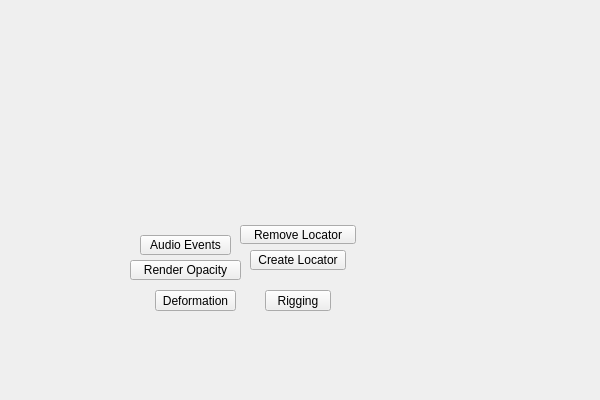
Before: the Qt Designer form tentacle/ui/rigging#submenu.ui in m3trik/tentacle, drawn with Qt 5; both pictures show x 0 to 600 and y 0 to 400 of the 600 by 600 pixel window.
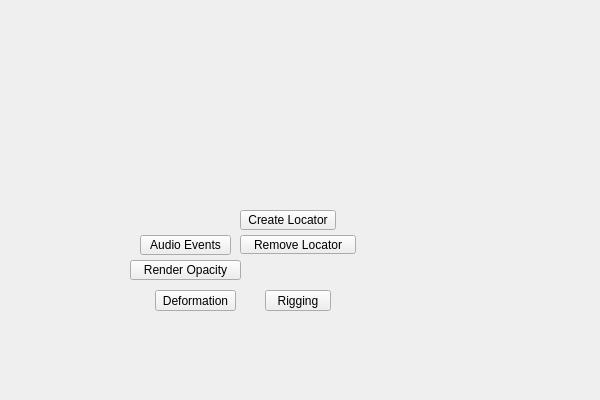
After: the same form once the commit is applied. Custom widgets are drawn as their Qt base class.

What changed in the file:
```diff
--- a/tentacle/ui/rigging#submenu.ui
+++ b/tentacle/ui/rigging#submenu.ui
@@ -84,8 +84,8 @@
    <widget class="PushButton" name="tb003">
     <property name="geometry">
      <rect>
-      <x>250</x>
-      <y>250</y>
+      <x>240</x>
+      <y>210</y>
       <width>96</width>
       <height>20</height>
      </rect>
@@ -116,7 +116,7 @@
     <property name="geometry">
      <rect>
       <x>240</x>
-      <y>225</y>
+      <y>235</y>
       <width>116</width>
       <height>19</height>
      </rect>
```
